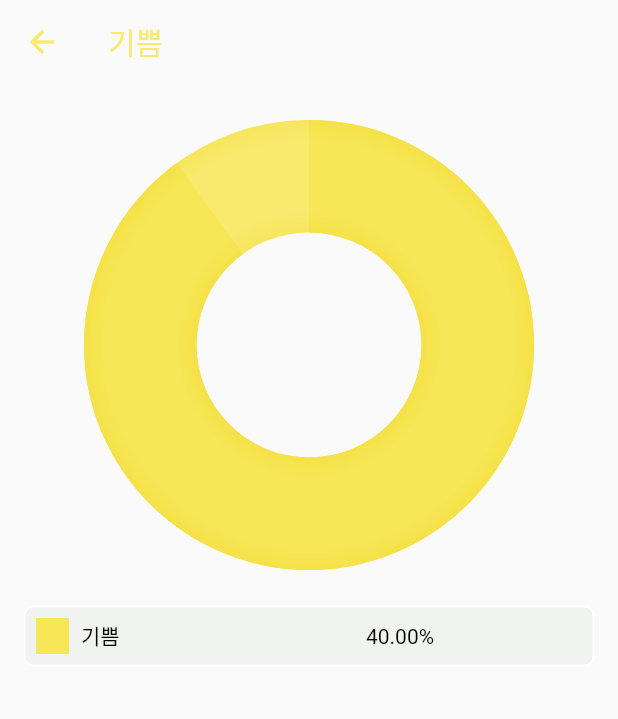
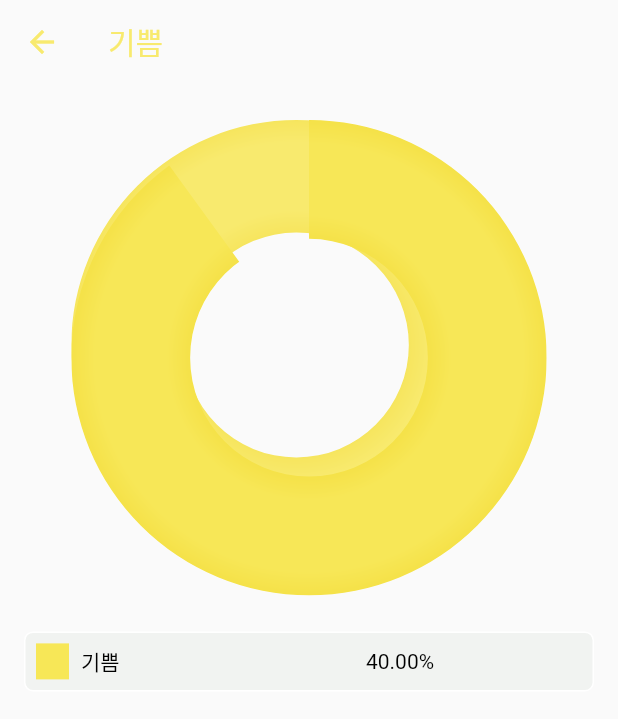
Before and after one commit to JohnnyNLP/Haru_s_diary, a Flutter app: the SubCategoryScreen screen opened directly with sample values from the repository, on a phone screen of 412 x 824 dp. Shown: the top 719 px of the screen. Run offline on Flutter 3.47's test engine with Material 2 defaults, Android fonts, the phone set to English and light mode, and no system bars; our stand-ins replace auto_size_text, cloud_firestore, cloud_functions, firebase_auth, firebase_core, firebase_storage and 11 more; missing offline and left inert: basics, json_path; accounts and stored records are empty; generated files the repository leaves out were written again.

Commit message:
차트 사이즈 변경

```diff
--- a/lib/chart/donut/chart_view.dart
+++ b/lib/chart/donut/chart_view.dart
@@ -1,5 +1,6 @@
 import 'package:basics/int_basics.dart';
 import 'package:flutter/material.dart';
+import 'package:flutter_screenutil/flutter_screenutil.dart';
 import 'package:quiver/iterables.dart';
 
 import '../chart_model.dart';
@@ -50,6 +51,8 @@
       //   scale: 0.8, // 원하는 크기로 조절할 수 있는 scale 값을 설정
       //   child: Stack(
 
+      child: Container(
+        height: 300.h,
         child: AnimatedBuilder(
           animation: animation,
           builder: (context, _) => FittedBox(
@@ -94,11 +97,13 @@
                   ),
                 ValueListenableBuilder<ShowTooltip?>(
                   valueListenable: tooltipData,
-                builder: (context, value, _) => value != null && !value.isEmpty
+                  builder: (context, value, _) =>
+                      value != null && !value.isEmpty
                           ? _SegmentTooltip(key: ValueKey(value), value)
                           : const SizedBox.shrink(),
                 )
               ],
+            ),
           ),
         ),
       ),
```
Lines whose indentation alone changed are shown as unchanged.
